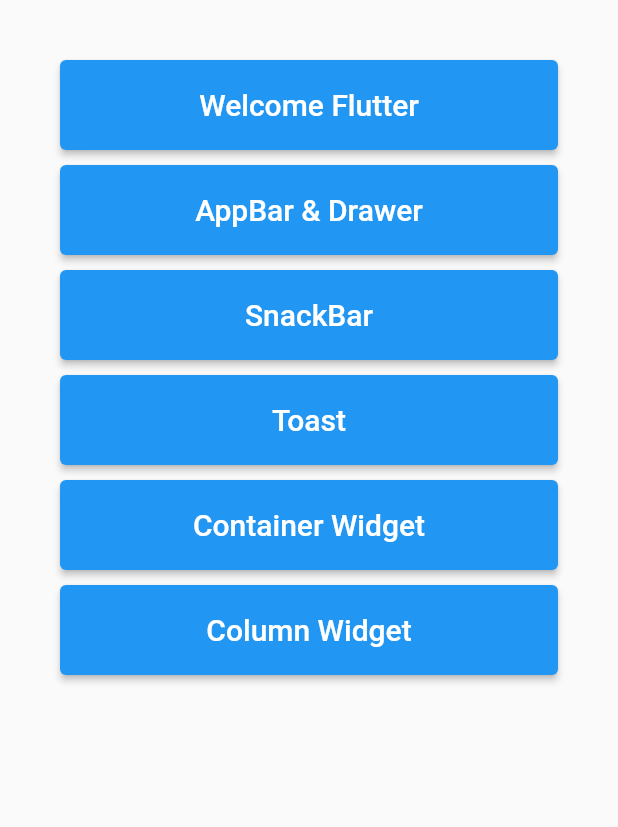
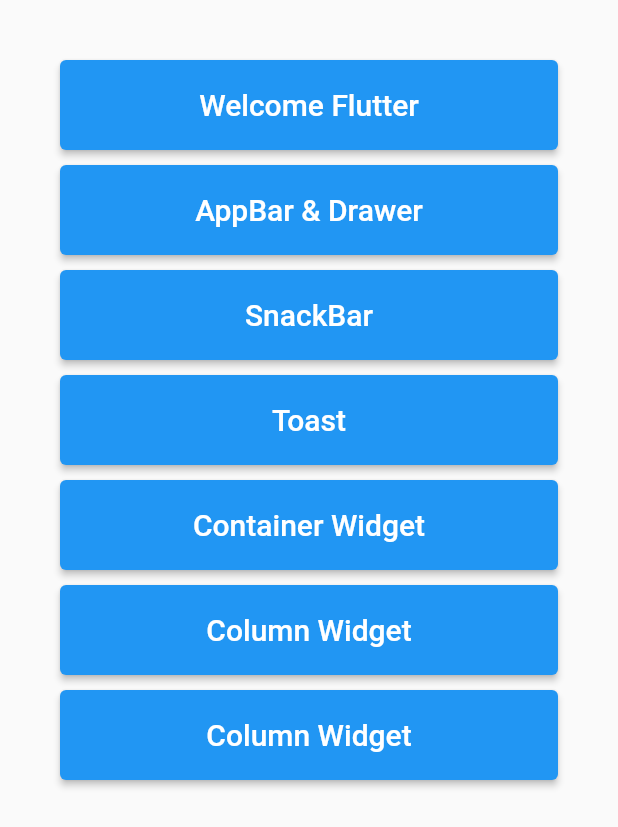
Before and after one commit to organguy/CodingChef, a Flutter app: the screen it shows after launch, on a phone screen of 412 x 824 dp. Shown: the top 827 px of the screen. Run offline on Flutter 3.47's test engine with Material 2 defaults, Android fonts, the phone set to English and light mode, and no system bars; our stand-ins replace cloud_firestore, firebase_auth, firebase_core, firebase_storage, flutter_spinkit, flutter_svg and 9 more; accounts and stored records are empty.

Commit message:
- Clean Code ...

```diff
--- a/lib/main.dart
+++ b/lib/main.dart
@@ -23,7 +23,7 @@ import 'package:coding_chef/models/seafish_model.dart';
 import 'package:coding_chef/navigator_page.dart';
 import 'package:coding_chef/provider_page.dart';
 import 'package:coding_chef/responsive_page.dart';
-import 'package:coding_chef/row_page.dart';
+import 'package:coding_chef/row/row_page.dart';
 import 'package:coding_chef/shopping_app/view/shopping_page.dart';
 import 'package:coding_chef/snackbar/snackbar_page.dart';
 import 'package:coding_chef/stream_page.dart';
@@ -108,6 +108,8 @@ class MyApp extends StatelessWidget {
               LectureButton(title: 'Container Widget', page: ContainerPage()),
               SizedBox(height: 10,),
               LectureButton(title: 'Column Widget', page: ColumnPage()),
+              SizedBox(height: 10,),
+              LectureButton(title: 'Column Widget', page: RowPage()),
             ],
           ),
         ),
```
Also changed, not shown: lib/row/row_page.dart (renamed from lib/row_page.dart).
